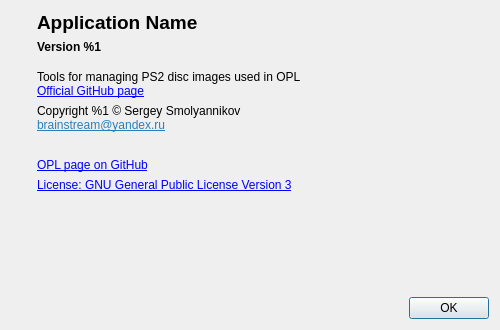
Above: src/OplPcTools/UI/AboutDialog.ui from brainstream/OPL-PC-Tools before the change. Below: the same form after it.
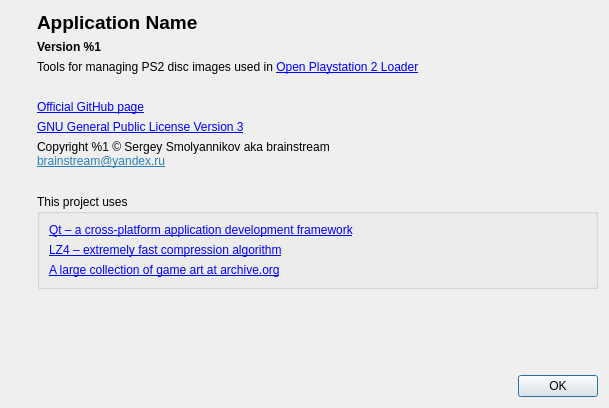
That is the form after the change. Icons and pictures are not drawn.

Commit message: The About dialog actualized

The edit to the form file:
```diff
--- a/src/OplPcTools/UI/AboutDialog.ui
+++ b/src/OplPcTools/UI/AboutDialog.ui
@@ -6,8 +6,8 @@
    <rect>
     <x>0</x>
     <y>0</y>
-    <width>500</width>
-    <height>330</height>
+    <width>609</width>
+    <height>408</height>
    </rect>
   </property>
   <property name="minimumSize">
@@ -75,7 +75,6 @@
        <property name="font">
         <font>
          <pointsize>14</pointsize>
-         <weight>75</weight>
          <bold>true</bold>
         </font>
        </property>
@@ -88,7 +87,6 @@
       <widget class="QLabel" name="mp_label_version">
        <property name="font">
         <font>
-         <weight>75</weight>
          <bold>true</bold>
         </font>
        </property>
@@ -97,39 +95,10 @@
        </property>
       </widget>
      </item>
-     <item>
-      <spacer name="verticalSpacer">
-       <property name="orientation">
-        <enum>Qt::Vertical</enum>
-       </property>
-       <property name="sizeType">
-        <enum>QSizePolicy::Fixed</enum>
-       </property>
-       <property name="sizeHint" stdset="0">
-        <size>
-         <width>20</width>
-         <height>10</height>
-        </size>
-       </property>
-      </spacer>
-     </item>
-     <item>
-      <widget class="QLabel" name="mp_label_2">
-       <property name="text">
-        <string>Tools for managing PS2 disc images used in OPL&lt;br&gt;&lt;a href=&quot;https://github.com/brainstream/OPL-PC-Tools&quot;&gt;Official GitHub page&lt;/a&gt;</string>
-       </property>
-       <property name="openExternalLinks">
-        <bool>true</bool>
-       </property>
-      </widget>
-     </item>
      <item>
       <widget class="QLabel" name="mp_label_description">
        <property name="text">
-        <string>&lt;html&gt;&lt;head/&gt;&lt;body&gt;&lt;p&gt;Copyright %1 © Sergey Smolyannikov&lt;br/&gt;&lt;a href=&quot;mailto:brainstream@yandex.ru&quot;&gt;&lt;span style=&quot; text-decoration: underline; color:#2980b9;&quot;&gt;brainstream@yandex.ru&lt;/span&gt;&lt;/a&gt;&lt;/p&gt;&lt;/body&gt;&lt;/html&gt;</string>
-       </property>
-       <property name="textFormat">
-        <enum>Qt::RichText</enum>
+        <string>Tools for managing PS2 disc images used in &lt;a href=&quot;https://github.com/ifcaro/Open-PS2-Loader&quot;&gt;Open Playstation 2 Loader&lt;/a&gt;</string>
        </property>
        <property name="openExternalLinks">
         <bool>true</bool>
@@ -137,12 +106,12 @@
       </widget>
      </item>
      <item>
-      <spacer name="mp_spacer_3">
+      <spacer name="mp_spacer_5">
        <property name="orientation">
-        <enum>Qt::Vertical</enum>
+        <enum>Qt::Orientation::Vertical</enum>
        </property>
        <property name="sizeType">
-        <enum>QSizePolicy::Fixed</enum>
+        <enum>QSizePolicy::Policy::Fixed</enum>
        </property>
        <property name="sizeHint" stdset="0">
         <size>
@@ -155,7 +124,7 @@
      <item>
       <widget class="QLabel" name="mp_label_url">
        <property name="text">
-        <string>&lt;a href=&quot;https://github.com/ifcaro/Open-PS2-Loader&quot;&gt;OPL page on GitHub&lt;/a&gt;</string>
+        <string>&lt;a href=&quot;https://github.com/brainstream/OPL-PC-Tools&quot;&gt;Official GitHub page&lt;/a&gt;</string>
        </property>
        <property name="wordWrap">
         <bool>true</bool>
@@ -168,7 +137,7 @@
      <item>
       <widget class="QLabel" name="mp_label_license">
        <property name="text">
-        <string>&lt;a href=&quot;https://www.gnu.org/licenses/gpl-3.0.html&quot;&gt;License: GNU General Public License Version 3&lt;/a&gt;</string>
+        <string>&lt;a href=&quot;https://www.gnu.org/licenses/gpl-3.0.html&quot;&gt;GNU General Public License Version 3&lt;/a&gt;</string>
        </property>
        <property name="wordWrap">
         <bool>true</bool>
@@ -179,14 +148,94 @@
       </widget>
      </item>
      <item>
-      <spacer name="mp_spacer_2">
+      <widget class="QLabel" name="mp_label_copyright">
+       <property name="text">
+        <string>&lt;html&gt;&lt;head/&gt;&lt;body&gt;&lt;p&gt;Copyright %1 © Sergey Smolyannikov aka brainstream&lt;br/&gt;&lt;a href=&quot;mailto:brainstream@yandex.ru&quot;&gt;&lt;span style=&quot; text-decoration: underline; color:#2980b9;&quot;&gt;brainstream@yandex.ru&lt;/span&gt;&lt;/a&gt;&lt;/p&gt;&lt;/body&gt;&lt;/html&gt;</string>
+       </property>
+       <property name="textFormat">
+        <enum>Qt::TextFormat::RichText</enum>
+       </property>
+       <property name="openExternalLinks">
+        <bool>true</bool>
+       </property>
+      </widget>
+     </item>
+     <item>
+      <spacer name="mp_spacer_4">
        <property name="orientation">
-        <enum>Qt::Vertical</enum>
+        <enum>Qt::Orientation::Vertical</enum>
        </property>
+       <property name="sizeType">
+        <enum>QSizePolicy::Policy::Fixed</enum>
+       </property>
        <property name="sizeHint" stdset="0">
         <size>
          <width>20</width>
-         <height>13</height>
+         <height>20</height>
+        </size>
+       </property>
+      </spacer>
+     </item>
+     <item>
+      <widget class="QGroupBox" name="mp_groupbox_dependencies_title">
+       <property name="title">
+        <string>This project uses</string>
+       </property>
+       <layout class="QVBoxLayout" name="verticalLayout">
+        <item>
+         <widget class="QLabel" name="mp_label_qt_url">
+          <property name="text">
+           <string>&lt;a href=&quot;https://www.qt.io&quot;&gt;Qt – a cross-platform application development framework&lt;/a&gt;</string>
+          </property>
+          <property name="wordWrap">
+           <bool>true</bool>
+          </property>
+          <property name="openExternalLinks">
+           <bool>true</bool>
+          </property>
+         </widget>
+        </item>
+        <item>
+         <widget class="QLabel" name="mp_label_lz4_url">
+          <property name="text">
+           <string>&lt;a href=&quot;https://github.com/lz4/lz4&quot;&gt;LZ4 – extremely fast compression algorithm&lt;/a&gt;</string>
+          </property>
+          <property name="wordWrap">
+           <bool>true</bool>
+          </property>
+          <property name="openExternalLinks">
+           <bool>true</bool>
+          </property>
+         </widget>
+        </item>
+        <item>
+         <widget class="QLabel" name="mp_label_arts_url">
+          <property name="text">
+           <string>&lt;a href=&quot;https://ia903209.us.archive.org/view_archive.php?archive=/34/items/ps2-opl-cover-art-set/PS2_OPL_ART_kira.7z&quot;&gt;A large collection of game art at archive.org&lt;/a&gt;</string>
+          </property>
+          <property name="textFormat">
+           <enum>Qt::TextFormat::AutoText</enum>
+          </property>
+          <property name="wordWrap">
+           <bool>true</bool>
+          </property>
+          <property name="openExternalLinks">
+           <bool>true</bool>
+          </property>
+         </widget>
+        </item>
+       </layout>
+      </widget>
+     </item>
+     <item>
+      <spacer name="mp_spacer_3">
+       <property name="orientation">
+        <enum>Qt::Orientation::Vertical</enum>
+       </property>
+       <property name="sizeHint" stdset="0">
+        <size>
+         <width>20</width>
+         <height>20</height>
         </size>
        </property>
       </spacer>
```
Left out of the diff: 16 changed lines with no effect on the pictures. The commit also changes 5 other files.
